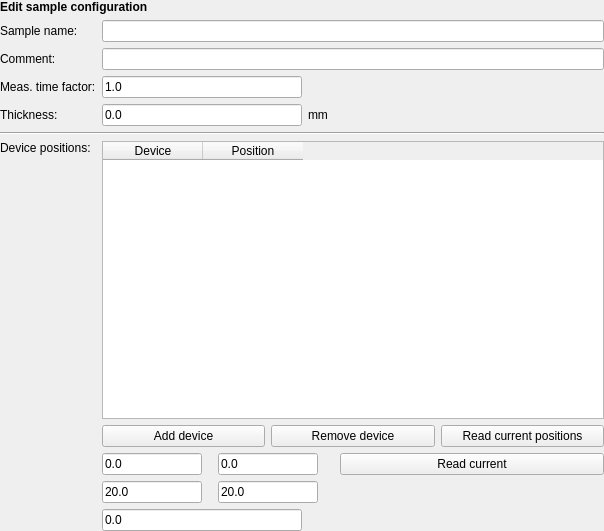
The window that nicos_ess/loki/gui/ui_files/sampleconf_one.ui (mlz-ictrl/nicos) describes before a commit, drawn with Qt 5.
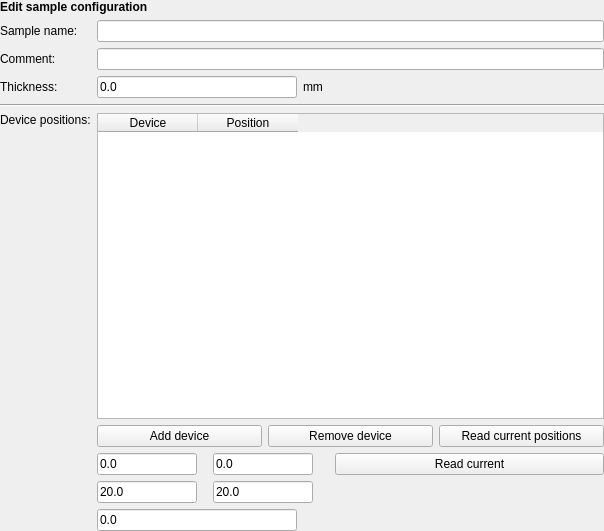
The same window after the commit.

Commit message: Remove meas time factor

Patch:
```diff
--- a/nicos_ess/loki/gui/ui_files/sampleconf_one.ui
+++ b/nicos_ess/loki/gui/ui_files/sampleconf_one.ui
@@ -28,84 +28,51 @@
    </property>
    <item>
     <layout class="QGridLayout" name="gridLayout">
-     <item row="8" column="1">
-      <layout class="QHBoxLayout" name="horizontalLayout_3">
-       <item>
-        <widget class="QLineEdit" name="offsetBox">
-         <property name="maximumSize">
-          <size>
-           <width>200</width>
-           <height>16777215</height>
-          </size>
-         </property>
-         <property name="text">
-          <string>0.0</string>
-         </property>
-        </widget>
-       </item>
-       <item>
-        <spacer name="horizontalSpacer_4">
-         <property name="orientation">
-          <enum>Qt::Horizontal</enum>
-         </property>
-         <property name="sizeHint" stdset="0">
-          <size>
-           <width>40</width>
-           <height>20</height>
-          </size>
-         </property>
-        </spacer>
-       </item>
-      </layout>
-     </item>
-     <item row="3" column="0">
-      <widget class="QLabel" name="label_5">
-       <property name="text">
-        <string>Meas. time factor:</string>
-       </property>
-      </widget>
-     </item>
-     <item row="1" column="1">
-      <widget class="QLineEdit" name="nameBox"/>
-     </item>
-     <item row="5" column="0" colspan="2">
+     <item row="4" column="0" colspan="2">
       <widget class="Line" name="line_3">
        <property name="orientation">
         <enum>Qt::Horizontal</enum>
        </property>
       </widget>
      </item>
-     <item row="3" column="1">
-      <layout class="QHBoxLayout" name="horizontalLayout_5">
+     <item row="6" column="0">
+      <layout class="QVBoxLayout" name="verticalLayout_3">
        <item>
-        <widget class="QLineEdit" name="factorBox">
-         <property name="maximumSize">
+        <spacer name="verticalSpacer_2">
+         <property name="orientation">
+          <enum>Qt::Vertical</enum>
+         </property>
+         <property name="sizeType">
+          <enum>QSizePolicy::Fixed</enum>
+         </property>
+         <property name="sizeHint" stdset="0">
           <size>
-           <width>200</width>
-           <height>16777215</height>
+           <width>20</width>
+           <height>30</height>
           </size>
          </property>
-         <property name="text">
-          <string>1.0</string>
-         </property>
-        </widget>
+        </spacer>
        </item>
+      </layout>
+     </item>
+     <item row="5" column="0">
+      <layout class="QVBoxLayout" name="verticalLayout">
        <item>
-        <widget class="QLabel" name="label_16">
+        <widget class="QLabel" name="label_3">
          <property name="text">
-          <string/>
+          <string>Device positions:</string>
          </property>
         </widget>
        </item>
        <item>
-        <spacer name="horizontalSpacer_5">
+        <spacer name="verticalSpacer">
          <property name="orientation">
-          <enum>Qt::Horizontal</enum>
+          <enum>Qt::Vertical</enum>
          </property>
          <property name="sizeHint" stdset="0">
           <size>
-           <width>40</width>
-           <height>20</height>
+           <width>20</width>
+           <height>40</height>
           </size>
          </property>
         </spacer>
@@ -119,7 +86,90 @@
        </property>
       </widget>
      </item>
+     <item row="3" column="1">
+      <layout class="QHBoxLayout" name="horizontalLayout_4">
+       <item>
+        <widget class="QLineEdit" name="thickBox">
+         <property name="maximumSize">
+          <size>
+           <width>200</width>
+           <height>16777215</height>
+          </size>
+         </property>
+         <property name="text">
+          <string>0.0</string>
+         </property>
+        </widget>
+       </item>
+       <item>
+        <widget class="QLabel" name="label_9">
+         <property name="text">
+          <string>mm</string>
+         </property>
+        </widget>
+       </item>
+       <item>
+        <spacer name="horizontalSpacer_6">
+         <property name="orientation">
+          <enum>Qt::Horizontal</enum>
+         </property>
+         <property name="sizeHint" stdset="0">
+          <size>
+           <width>40</width>
+           <height>20</height>
+          </size>
+         </property>
+        </spacer>
+       </item>
+      </layout>
+     </item>
      <item row="7" column="1">
+      <layout class="QHBoxLayout" name="horizontalLayout_3">
+       <item>
+        <widget class="QLineEdit" name="offsetBox">
+         <property name="maximumSize">
+          <size>
+           <width>200</width>
+           <height>16777215</height>
+          </size>
+         </property>
+         <property name="text">
+          <string>0.0</string>
+         </property>
+        </widget>
+       </item>
+       <item>
+        <spacer name="horizontalSpacer_4">
+         <property name="orientation">
+          <enum>Qt::Horizontal</enum>
+         </property>
+         <property name="sizeHint" stdset="0">
+          <size>
+           <width>40</width>
+           <height>20</height>
+          </size>
+         </property>
+        </spacer>
+       </item>
+      </layout>
+     </item>
+     <item row="2" column="1">
+      <widget class="QLineEdit" name="commentBox"/>
+     </item>
+     <item row="0" column="0" colspan="2">
+      <widget class="QLabel" name="whatLbl">
+       <property name="font">
+        <font>
+         <weight>75</weight>
+         <bold>true</bold>
+        </font>
+       </property>
+       <property name="text">
+        <string>Edit sample configuration</string>
+       </property>
+      </widget>
+     </item>
+     <item row="6" column="1">
       <layout class="QGridLayout" name="gridLayout_2">
        <item row="0" column="0">
         <widget class="QLineEdit" name="apXBox">
@@ -254,41 +304,8 @@
        </item>
       </layout>
      </item>
-     <item row="7" column="0">
-      <layout class="QVBoxLayout" name="verticalLayout_3">
-       <item>
-        <spacer name="verticalSpacer_2">
-         <property name="orientation">
-          <enum>Qt::Vertical</enum>
-         </property>
-         <property name="sizeType">
-          <enum>QSizePolicy::Fixed</enum>
-         </property>
-         <property name="sizeHint" stdset="0">
-          <size>
-           <width>20</width>
-           <height>30</height>
-          </size>
-         </property>
-        </spacer>
-       </item>
-      </layout>
-     </item>
-     <item row="0" column="0" colspan="2">
-      <widget class="QLabel" name="whatLbl">
-       <property name="font">
-        <font>
-         <weight>75</weight>
-         <bold>true</bold>
-        </font>
-       </property>
-       <property name="text">
-        <string>Edit sample configuration</string>
-       </property>
-      </widget>
-     </item>
-     <item row="2" column="1">
-      <widget class="QLineEdit" name="commentBox"/>
+     <item row="1" column="1">
+      <widget class="QLineEdit" name="nameBox"/>
      </item>
      <item row="2" column="0">
       <widget class="QLabel" name="label_6">
@@ -297,7 +314,7 @@
        </property>
       </widget>
      </item>
-     <item row="6" column="1">
+     <item row="5" column="1">
       <layout class="QVBoxLayout" name="verticalLayout_2">
        <item>
         <widget class="QTableWidget" name="posTbl">
@@ -352,74 +369,13 @@
        </item>
       </layout>
      </item>
-     <item row="6" column="0">
-      <layout class="QVBoxLayout" name="verticalLayout">
-       <item>
-        <widget class="QLabel" name="label_3">
-         <property name="text">
-          <string>Device positions:</string>
-         </property>
-        </widget>
-       </item>
-       <item>
-        <spacer name="verticalSpacer">
-         <property name="orientation">
-          <enum>Qt::Vertical</enum>
-         </property>
-         <property name="sizeHint" stdset="0">
-          <size>
-           <width>20</width>
-           <height>40</height>
-          </size>
-         </property>
-        </spacer>
-       </item>
-      </layout>
-     </item>
-     <item row="4" column="0">
+     <item row="3" column="0">
       <widget class="QLabel" name="label_7">
        <property name="text">
         <string>Thickness:</string>
        </property>
       </widget>
      </item>
-     <item row="4" column="1">
-      <layout class="QHBoxLayout" name="horizontalLayout_4">
-       <item>
-        <widget class="QLineEdit" name="thickBox">
-         <property name="maximumSize">
-          <size>
-           <width>200</width>
-           <height>16777215</height>
-          </size>
-         </property>
-         <property name="text">
-          <string>0.0</string>
-         </property>
-        </widget>
-       </item>
-       <item>
-        <widget class="QLabel" name="label_9">
-         <property name="text">
-          <string>mm</string>
-         </property>
-        </widget>
-       </item>
-       <item>
-        <spacer name="horizontalSpacer_6">
-         <property name="orientation">
-          <enum>Qt::Horizontal</enum>
-         </property>
-         <property name="sizeHint" stdset="0">
-          <size>
-           <width>40</width>
-           <height>20</height>
-          </size>
-         </property>
-        </spacer>
-       </item>
-      </layout>
-     </item>
     </layout>
    </item>
   </layout>
```
Left out of the diff: 1 changed line with no effect on the pictures. The commit also changes 2 other files.
